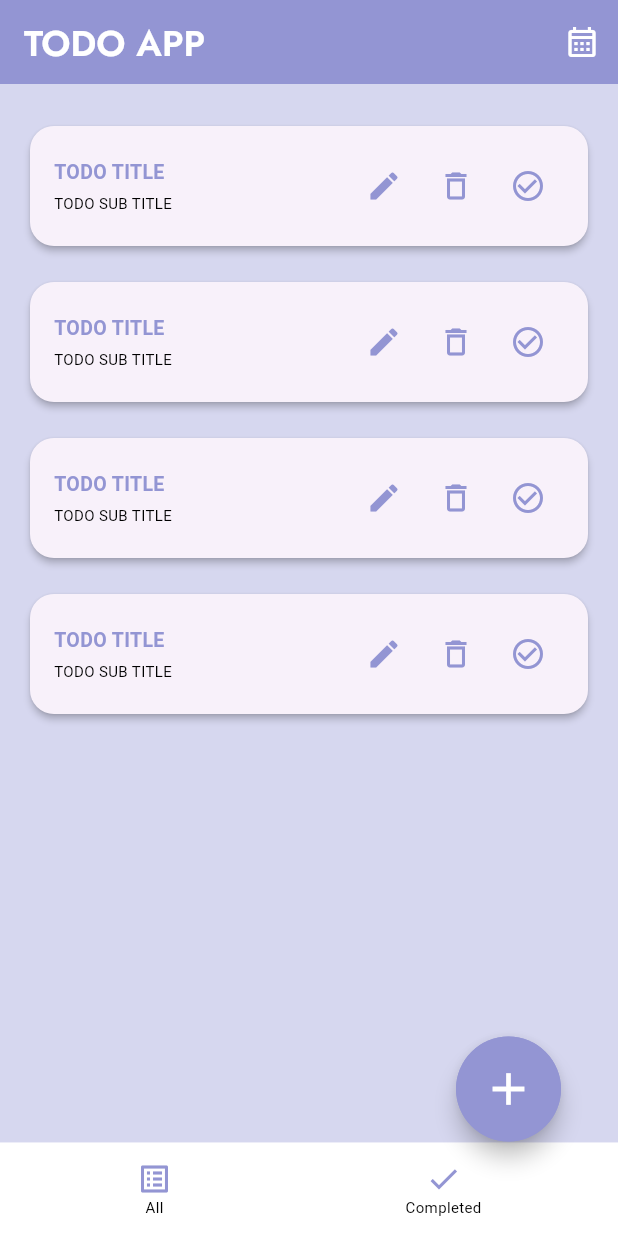
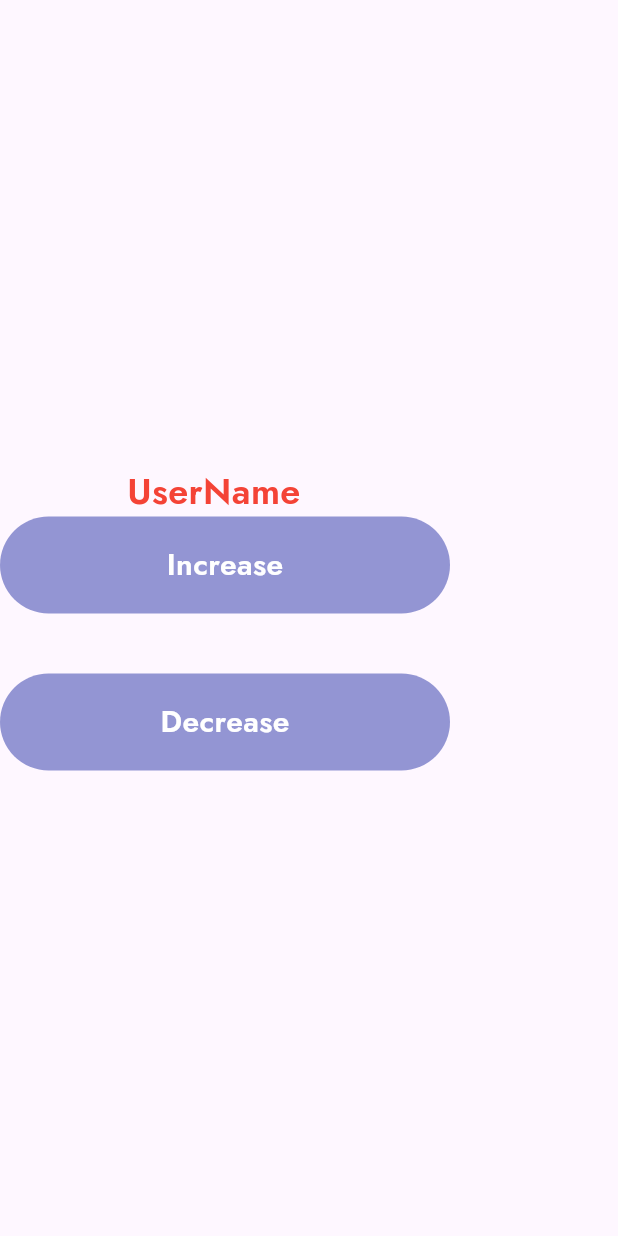
Before and after one commit to mazdon9/Todo-with-Resful-API-Provider-Hive, a Flutter app: the screen it shows after launch, on a phone screen of 412 x 824 dp. Run offline on Flutter 3.47's test engine with Material 3 defaults, Android fonts, the phone set to English and light mode, and no system bars; Roboto replaces fonts that are missing (Jost-Regular, Jost-Semibold).

Commit message:
demo: demo http + provider

```diff
--- /dev/null
+++ b/devtools_options.yaml
@@ -0,0 +1,3 @@
+description: This file stores settings for Dart & Flutter DevTools.
+documentation: https://docs.flutter.dev/tools/devtools/extensions#configure-extension-enablement-states
+extensions:
--- a/lib/components/app_button.dart
+++ b/lib/components/app_button.dart
@@ -33,11 +33,10 @@ class AppButton extends StatelessWidget {
           color: color ?? AppColorsPath.lavender,
           borderRadius: BorderRadius.circular(borderRadius),
         ),
-        child: Center(
-          child: AppText(
-            title: content,
-            style: textStyle ?? AppTextStyle.textFontSM20W600,
-          ),
+        alignment: Alignment.center,
+        child: AppText(
+          title: content,
+          style: textStyle ?? AppTextStyle.textFontSM20W600,
         ),
       ),
     );
--- a/lib/components/app_text_style.dart
+++ b/lib/components/app_text_style.dart
@@ -1,6 +1,5 @@
 import 'package:flutter/material.dart';
-
-import '../constants/app_color_path.dart';
+import 'package:todo_with_resfulapi/constants/app_color_path.dart';
 
 class AppTextStyle {
   static const TextStyle textFont24W600 = TextStyle(
@@ -11,43 +10,41 @@ class AppTextStyle {
   );
 
   static const TextStyle textFontR10W400 = TextStyle(
-    fontFamily: 'Jost-Regular',
+    fontFamily: 'Jost',
     fontWeight: FontWeight.w400,
     fontSize: 10,
     color: AppColorsPath.black,
   );
   static const TextStyle textFontR15W400 = TextStyle(
-    fontFamily: 'Jost-Regular',
-    fontWeight: FontWeight.w400,
+    fontFamily: 'Jost',
+    fontWeight: FontWeight.bold,
     fontSize: 15,
     color: AppColorsPath.black,
   );
   static const TextStyle textFontR16W400 = TextStyle(
-    fontFamily: 'Jost-Regular',
+    fontFamily: 'Jost',
     fontWeight: FontWeight.w400,
     fontSize: 16,
     color: AppColorsPath.brownlight,
   );
 
   static const TextStyle textFontSM26W600 = TextStyle(
-    fontFamily: 'Jost-Semibold',
+    fontFamily: 'Jost',
     fontWeight: FontWeight.w600,
     fontSize: 26,
     color: AppColorsPath.white,
   );
   static const TextStyle textFontSM20W600 = TextStyle(
-    fontFamily: 'Jost-Semibold',
+    fontFamily: 'Jost',
     fontWeight: FontWeight.w600,
     fontSize: 20,
     color: AppColorsPath.white,
   );
 
   static const TextStyle textFontSM13W600 = TextStyle(
-    fontFamily: 'Jost-Semibold',
+    fontFamily: 'Jost',
     fontWeight: FontWeight.w600,
     fontSize: 13,
     color: AppColorsPath.lavender,
   );
-
-  static var textFontM17W500;
 }
--- a/lib/main.dart
+++ b/lib/main.dart
@@ -1,12 +1,15 @@
 import 'package:flutter/material.dart';
-import 'package:todo_with_resfulapi/routes/app_routes.dart';
+import 'package:provider/provider.dart';
+import 'package:todo_with_resfulapi/provider/demo_provider.dart';
+// import 'package:todo_with_resfulapi/routes/app_routes.dart';
+import 'package:todo_with_resfulapi/screen/demo_screen.dart';
 
 void main() {
-  runApp(const todoRestfulApi());
+  runApp(const TodoRestfulApi());
 }
 
-class todoRestfulApi extends StatelessWidget {
-  const todoRestfulApi({super.key});
+class TodoRestfulApi extends StatelessWidget {
+  const TodoRestfulApi({super.key});
 
   @override
   Widget build(BuildContext context) {
@@ -15,8 +18,13 @@ class todoRestfulApi extends StatelessWidget {
       theme: ThemeData(
         colorScheme: ColorScheme.fromSeed(seedColor: Colors.deepPurple),
       ),
-      initialRoute: AppRoutes.homeScreenRouter,
-      routes: AppRoutes.routes,
+      debugShowCheckedModeBanner: false,
+      // initialRoute: AppRoutes.homeScreenRouter,
+      // routes: AppRoutes.routes,
+      home: ChangeNotifierProvider(
+        create: (context) => DemoProvider(),
+        child: const DemoScreen(),
+      ),
     );
   }
 }
--- /dev/null
+++ b/lib/screen/demo_screen.dart
@@ -0,0 +1,109 @@
+import 'dart:convert';
+
+import 'package:flutter/material.dart';
+import 'package:provider/provider.dart';
+import 'package:todo_with_resfulapi/components/app_button.dart';
+import 'package:todo_with_resfulapi/components/app_text.dart';
+import 'package:todo_with_resfulapi/components/app_text_style.dart';
+import 'package:todo_with_resfulapi/provider/demo_provider.dart';
+import 'package:http/http.dart' as http;
+
+class DemoScreen extends StatefulWidget {
+  const DemoScreen({super.key});
+
+  @override
+  State<DemoScreen> createState() => _DemoScreenState();
+}
+
+class _DemoScreenState extends State<DemoScreen> {
+  final url = Uri.parse('https://dummyjson.com/auth/login');
+  final Map<String, String> headers = {'Content-Type': 'application/json'};
+  final body = {
+    "username": "emilys",
+    "password": "emilyspass",
+    "expiresInMins": 30,
+  };
+
+  String userName = '';
+
+  @override
+  Widget build(BuildContext context) {
+    //     fetch('https://dummyjson.com/auth/login', {
+    //   method: 'POST',
+    //   headers: { 'Content-Type': 'application/json' },
+    //   body: JSON.stringify({
+
+    //     username: 'emilys',
+    //     password: 'emilyspass',
+    //     expiresInMins: 30, // optional, defaults to 60
+    //   }),
+    //   credentials: 'include' // Include cookies (e.g., accessToken) in the request
+    // })
+    // .then(res => res.json())
+    // .then(console.log);
+
+    // final count = context.select(
+    //   (DemoProvider demoProvider) => demoProvider.count,
+    // );
+    // final demoProvider = context.watch<DemoProvider>();
+    // int sum = 0;
+    return Scaffold(
+      body: Column(
+        mainAxisAlignment: MainAxisAlignment.center,
+        crossAxisAlignment: CrossAxisAlignment.center,
+        children: [
+          // Consumer<DemoProvider>(
+          //   builder: (context, demoProvider, child) {
+          //     return AppText(
+          //       title: demoProvider.count.toString(),
+          //       style: AppTextStyle.textFont24W600.copyWith(color: Colors.red),
+          //     );
+          //   },
+          // ),
+          // Selector<DemoProvider, int>(
+          //   builder: (context, count, child) {
+          //     return AppText(
+          //       title: count.toString(),
+          //       style: AppTextStyle.textFont24W600.copyWith(color: Colors.red),
+          //     );
+          //   },
+          //   selector: (context, demoProvider) => demoProvider.count,
+          // ),
+          AppText(
+            title: "UserName $userName ",
+            style: AppTextStyle.textFont24W600.copyWith(color: Colors.red),
+          ),
+          // CircularProgressIndicator(),
+          AppButton(
+            width: 300,
+            content: 'Increase',
+            onTap: () async {
+              // context.read<DemoProvider>().increaseCount();
+              final response = await http.post(
+                url,
+                headers: headers,
+                body: jsonEncode(body),
+              );
+              print('Response status: ${response.statusCode}');
+              print('Response body: ${response.body}');
+
+              setState(() {
+                final data = jsonDecode(response.body);
+                userName = data['title'];
+              });
+            },
+          ),
+          SizedBox(height: 40),
+          AppButton(
+            width: 300,
+            content: 'Decrease',
+            onTap: () {
+              // context.read<DemoProvider>().increaseAge();
+              print("Decrease");
+            },
+          ),
+        ],
+      ),
+    );
+  }
+}
```
Also changed, not shown: lib/provider/demo_provider.dart (added, +30 -0 lines), pubspec.yaml (+7 -1 lines), pubspec.lock, 1 other file.
